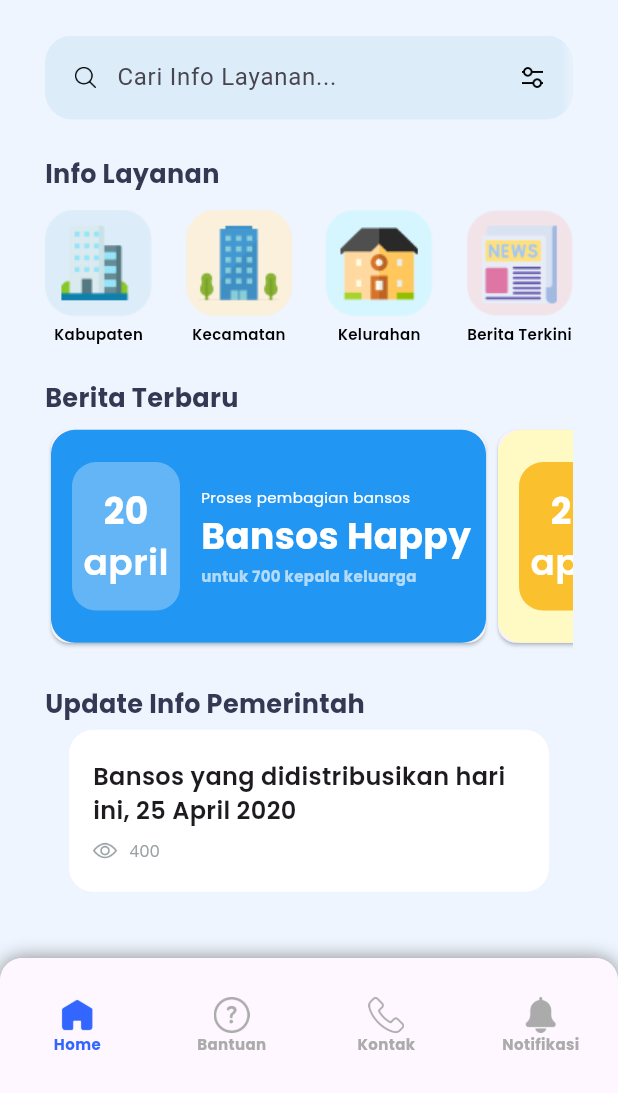
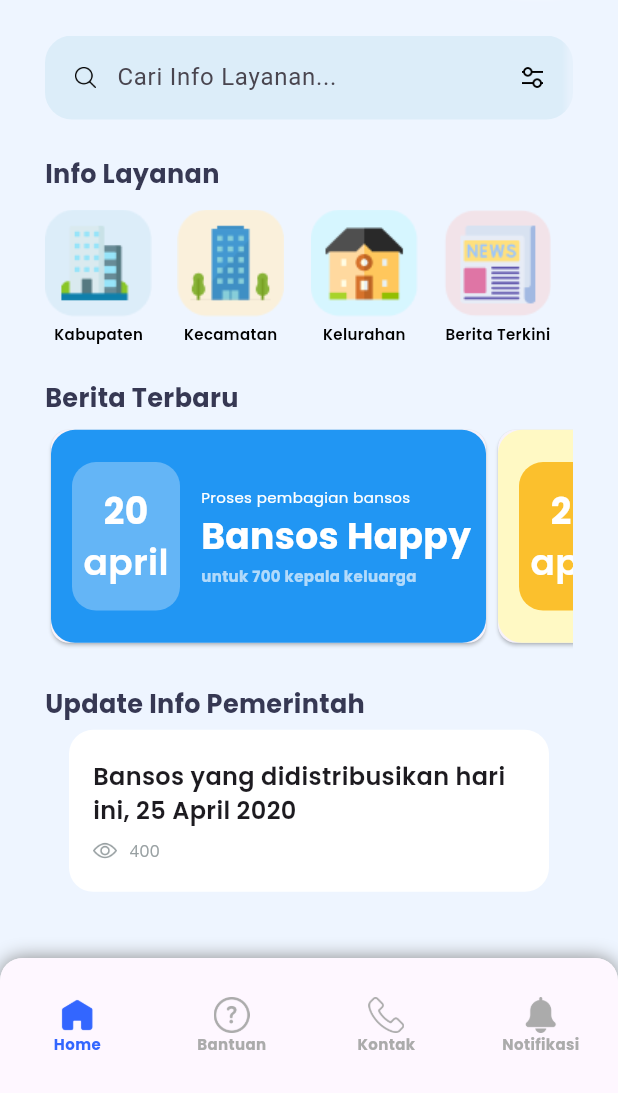
Before and after one commit to aldisakti2/Nusantara-News-App, a Flutter app: the screen it shows once a user with an empty profile is signed in, on a phone screen of 412 x 824 dp, the part 143-1236 px from its top. Run offline on Flutter 3.47's test engine with Material 3 defaults, Android fonts, the phone set to English and light mode, and no system bars; our stand-ins replace bloc, firebase_auth, firebase_core, flutter_bloc, google_fonts, google_sign_in and 1 more; accounts and stored records are empty; network calls fail.

Commit message:
home page done

```diff
--- a/lib/pages/home_page.dart
+++ b/lib/pages/home_page.dart
@@ -99,7 +99,7 @@ class HomePage extends StatelessWidget {
                     children: [
                       _infoLayanan(
                           'assets/images/kabupaten.png', 'Kabupaten', () {}),
-                      SizedBox(width: 11.09),
+                      SizedBox(width: 10),
                       _infoLayanan(
                           'assets/images/kecamatan.png', 'Kecamatan', () {}),
                       SizedBox(width: 11.09),
@@ -107,7 +107,8 @@ class HomePage extends StatelessWidget {
                           'assets/images/kelurahan.png', 'Kelurahan', () {}),
                       SizedBox(width: 11.09),
                       _infoLayanan(
-                          'assets/images/berita.png', 'Berita Terkini', () {})
+                          'assets/images/berita.png', 'Berita Terkini', () {}),
+                          SizedBox(width: 11.09),
                     ],
                   ),
                   SizedBox(
```
